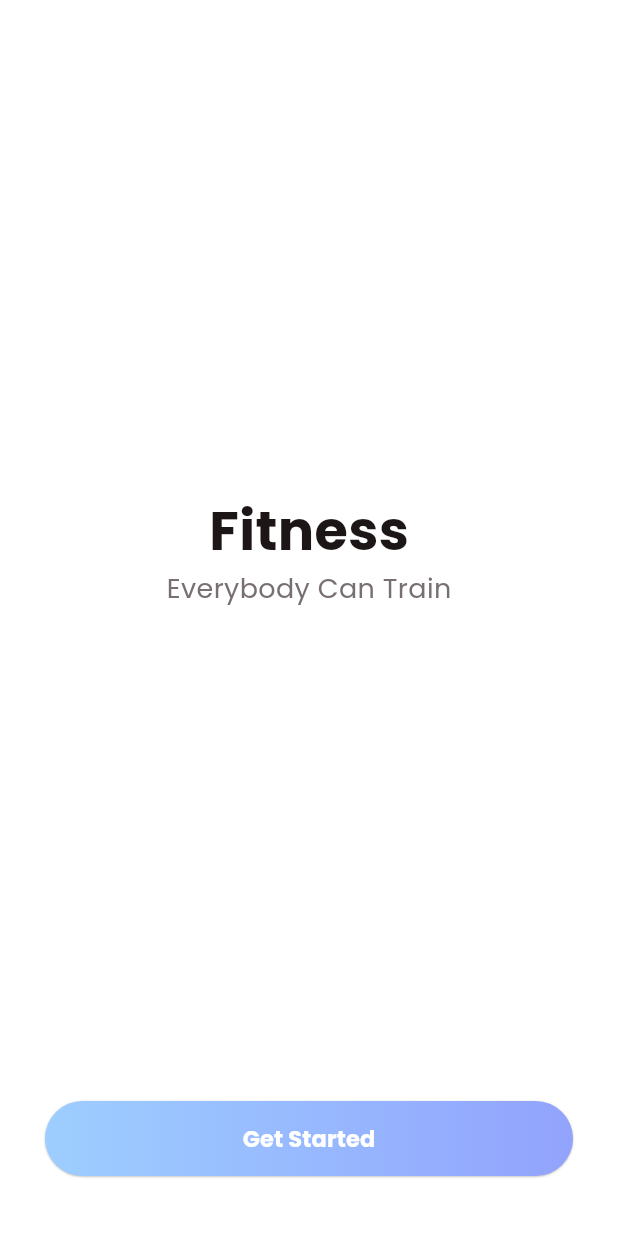
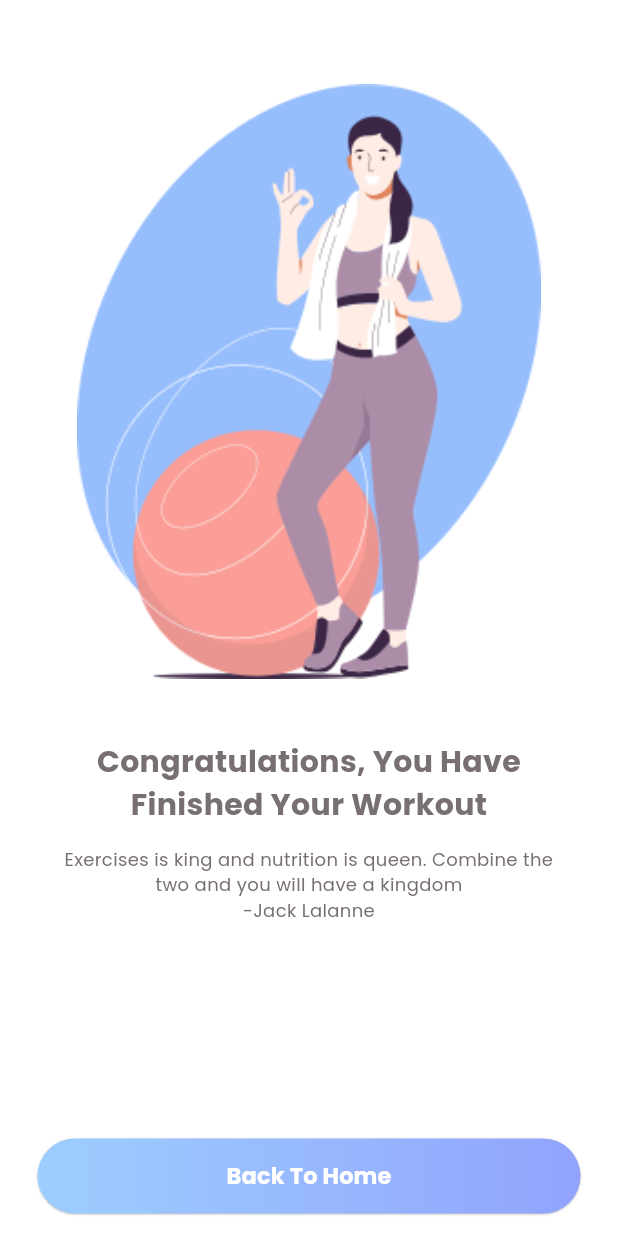
Before and after one commit to quanglp0310/Fitness1, a Flutter app: the screen it shows after launch, on a phone screen of 412 x 824 dp. Run offline on Flutter 3.47's test engine with Material 3 defaults, Android fonts, the phone set to English and light mode, and no system bars; our stand-ins replace carousel_slider, fl_chart.

Commit message:
update complete_workout

```diff
--- a/lib/main.dart
+++ b/lib/main.dart
@@ -1,7 +1,9 @@
 import 'package:fitness2/common/colo_extension.dart';
 import 'package:fitness2/main_tab/main_tab_view.dart';
+import 'package:fitness2/view/home/finished_workout_view.dart';
 import 'package:fitness2/view/home/home_view.dart';
 import 'package:fitness2/view/on_boarding/started_view.dart';
+
 import 'package:flutter/material.dart';
 
 void main() {
@@ -21,7 +23,7 @@ class MyApp extends StatelessWidget {
         primaryColor: TColor.primaryColor1,
         fontFamily: "Poppins",
       ),
-      home: const StartedView(),
+      home: const FinishedWorkoutView(),
     );
   }
 }
--- /dev/null
+++ b/lib/view/home/finished_workout_view.dart
@@ -0,0 +1,74 @@
+import 'package:fitness2/common/colo_extension.dart';
+import 'package:fitness2/common_widget/round_button.dart';
+import 'package:fitness2/main_tab/main_tab_view.dart';
+import 'package:fitness2/view/home/home_view.dart';
+import 'package:fitness2/view/login/login_view.dart';
+import 'package:flutter/material.dart';
+
+class FinishedWorkoutView extends StatefulWidget {
+  const FinishedWorkoutView({super.key});
+
+  @override
+  State<FinishedWorkoutView> createState() => _FinishedWorkoutViewState();
+}
+
+class _FinishedWorkoutViewState extends State<FinishedWorkoutView> {
+  @override
+  Widget build(BuildContext context) {
+    var media = MediaQuery.of(context).size;
+    return Scaffold(
+      backgroundColor: TColor.white,
+      body: SafeArea(
+        child: Container(
+          width: media.width,
+          padding: const EdgeInsets.symmetric(horizontal: 25, vertical: 15),
+          child: Column(
+            crossAxisAlignment: CrossAxisAlignment.center,
+            mainAxisSize: MainAxisSize.max,
+            children: [
+              SizedBox(height: media.width * 0.1),
+              Image.asset(
+                "assets/img/complete_workout.png",
+                width: media.width * 0.75,
+                fit: BoxFit.fitWidth,
+              ),
+              SizedBox(height: media.width * 0.1),
+              Text(
+                "Congratulations, You Have\nFinished Your Workout",
+                textAlign: TextAlign.center,
+                style: TextStyle(
+                  color: TColor.gray,
+                  fontSize: 20,
+                  fontWeight: FontWeight.w700,
+                ),
+              ),
+              SizedBox(height: media.width * 0.03),
+              Text(
+                "Exercises is king and nutrition is queen. Combine the\ntwo and you will have a kingdom",
+                textAlign: TextAlign.center,
+                style: TextStyle(color: TColor.gray, fontSize: 12),
+              ),
+              Text(
+                "-Jack Lalanne",
+                textAlign: TextAlign.center,
+                style: TextStyle(color: TColor.gray, fontSize: 12),
+              ),
+              const Spacer(),
+              RoundButton(
+                title: "Back To Home",
+                onPressed: () {
+                  Navigator.push(
+                    context,
+                    MaterialPageRoute(
+                      builder: (context) => const MainTabView(),
+                    ),
+                  );
+                },
+              ),
+            ],
+          ),
+        ),
+      ),
+    );
+  }
+}
```
